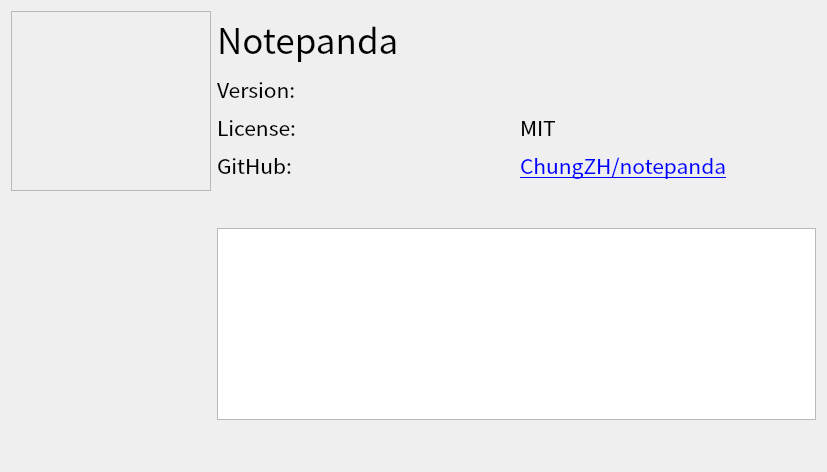
Qt form src/ui/aboutwindow.ui (ChungZH/notepanda) before a commit.
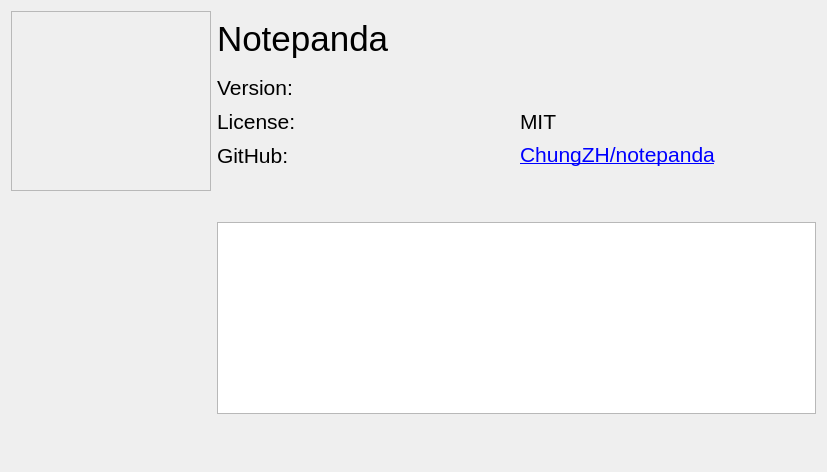
The same form after that commit. Icons and pictures are not drawn.

Commit message: feat: use `Segoe UI` font on Microsoft Windows

What changed in the file:
```diff
--- a/src/ui/aboutwindow.ui
+++ b/src/ui/aboutwindow.ui
@@ -62,7 +62,6 @@
           <widget class="QLabel" name="label">
            <property name="font">
             <font>
-             <family>Noto Sans CJK SC</family>
              <pointsize>26</pointsize>
             </font>
            </property>
@@ -79,7 +78,6 @@
               <widget class="QLabel" name="label_2">
                <property name="font">
                 <font>
-                 <family>Noto Sans CJK SC</family>
                  <pointsize>16</pointsize>
                 </font>
                </property>
@@ -95,7 +93,6 @@
               <widget class="QLabel" name="label_7">
                <property name="font">
                 <font>
-                 <family>Noto Sans CJK SC</family>
                  <pointsize>16</pointsize>
                 </font>
                </property>
@@ -114,7 +111,6 @@
               <widget class="QLabel" name="label_6">
                <property name="font">
                 <font>
-                 <family>Noto Sans CJK SC</family>
                  <pointsize>16</pointsize>
                 </font>
                </property>
@@ -127,7 +123,6 @@
               <widget class="QLabel" name="label_3">
                <property name="font">
                 <font>
-                 <family>Noto Sans CJK SC</family>
                  <pointsize>16</pointsize>
                 </font>
                </property>
@@ -140,7 +135,6 @@
               <widget class="QLabel" name="label_4">
                <property name="font">
                 <font>
-                 <family>Noto Sans CJK SC</family>
                  <pointsize>16</pointsize>
                 </font>
                </property>
@@ -159,7 +153,6 @@
               <widget class="QLabel" name="label_5">
                <property name="font">
                 <font>
-                 <family>Noto Sans CJK SC</family>
                  <pointsize>16</pointsize>
                 </font>
                </property>
```
The commit also changes 2 other files.
